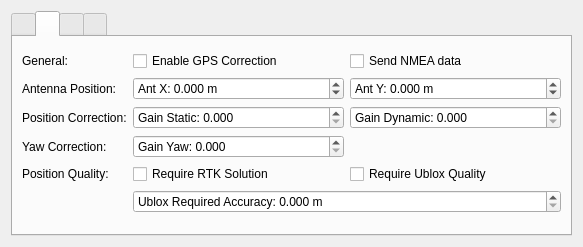
The window that Linux/RC_Car_Tool/confcommonwidget.ui (vedderb/rise_sdvp) describes before a commit, drawn with Qt 5.
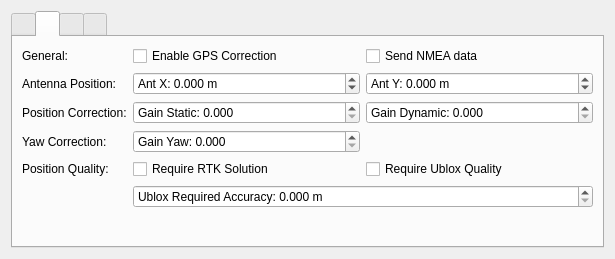
The same window after the commit. The open tabs and pages were chosen to show the change. Icons and pictures are not drawn.

Commit message: Updated VESC fw and changed GPS icon in settings widget

Patch:
```diff
--- a/Linux/RC_Car_Tool/confcommonwidget.ui
+++ b/Linux/RC_Car_Tool/confcommonwidget.ui
@@ -6,8 +6,8 @@
    <rect>
     <x>0</x>
     <y>0</y>
-    <width>583</width>
-    <height>247</height>
+    <width>615</width>
+    <height>259</height>
    </rect>
   </property>
   <property name="windowTitle">
@@ -553,6 +553,12 @@
          <property name="orientation">
           <enum>Qt::Vertical</enum>
          </property>
+         <property name="sizeHint" stdset="0">
+          <size>
+           <width>0</width>
+           <height>0</height>
+          </size>
+         </property>
         </spacer>
        </item>
       </layout>
```
Left out of the diff: 14 changed lines with no effect on the pictures. The commit also changes 5 other files.
